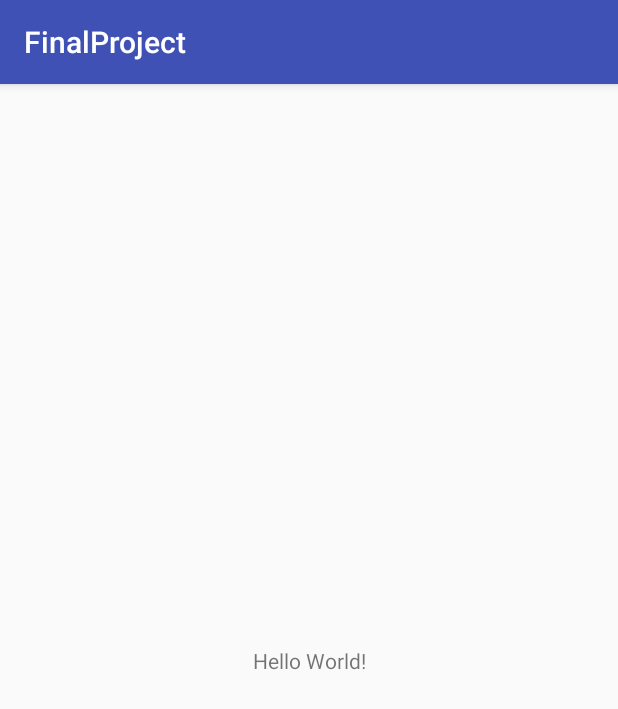
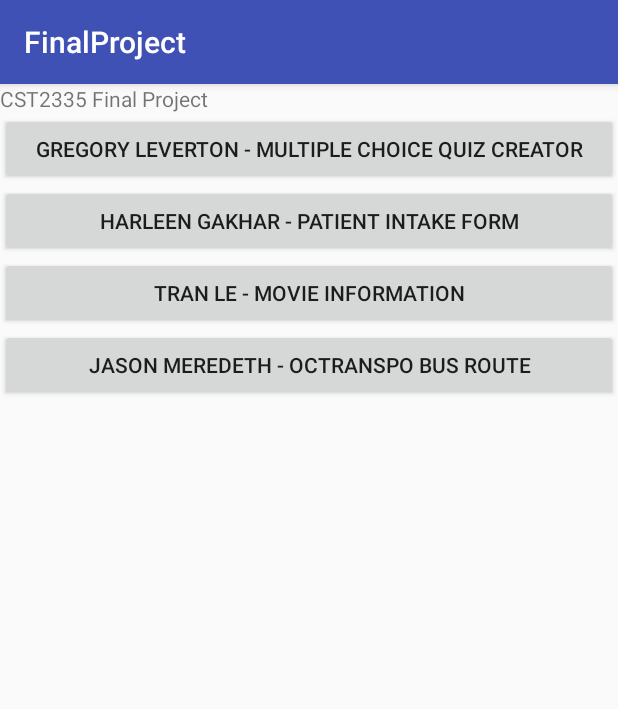
Before and after one commit to GregoryLeverton/finalProject, an Android app: the screen it shows after launch (StartActivity), on a phone screen of 412 x 824 dp. Shown: the top 709 px of the screen. Run offline under Robolectric (Android 15) with nearby library versions, the phone set to English and light mode, and no system bars.

Commit message:
Added buttons for the different activities

```diff
--- a/app/src/main/java/com/example/greg/finalproject/StartActivity.java
+++ b/app/src/main/java/com/example/greg/finalproject/StartActivity.java
@@ -2,6 +2,7 @@ package com.example.greg.finalproject;
 
 import android.support.v7.app.AppCompatActivity;
 import android.os.Bundle;
+import android.widget.Button;
 
 public class StartActivity extends AppCompatActivity {
 
@@ -9,5 +10,9 @@ public class StartActivity extends AppCompatActivity {
     protected void onCreate(Bundle savedInstanceState) {
         super.onCreate(savedInstanceState);
         setContentView(R.layout.activity_start);
+        Button buttonGreg = (Button)findViewById(R.id.greg);
+        Button buttonHarleen = (Button)findViewById(R.id.harleen);
+        Button buttonTran = (Button)findViewById(R.id.tran);
+        Button buttonJason = (Button)findViewById(R.id.jason);
     }
 }
--- a/app/src/main/res/layout/activity_start.xml
+++ b/app/src/main/res/layout/activity_start.xml
@@ -1,18 +1,40 @@
 <?xml version="1.0" encoding="utf-8"?>
-<android.support.constraint.ConstraintLayout xmlns:android="http://schemas.android.com/apk/res/android"
-    xmlns:app="http://schemas.android.com/apk/res-auto"
+<LinearLayout xmlns:android="http://schemas.android.com/apk/res/android"
     xmlns:tools="http://schemas.android.com/tools"
     android:layout_width="match_parent"
-    android:layout_height="match_parent"
+    android:layout_height="wrap_content"
+    android:orientation="vertical"
     tools:context="com.example.greg.finalproject.StartActivity">
 
     <TextView
         android:layout_width="wrap_content"
         android:layout_height="wrap_content"
-        android:text="Hello World!"
-        app:layout_constraintBottom_toBottomOf="parent"
-        app:layout_constraintLeft_toLeftOf="parent"
-        app:layout_constraintRight_toRightOf="parent"
-        app:layout_constraintTop_toTopOf="parent" />
+        android:text="@string/header"
+         />
+    <Button
+    android:id="@+id/greg"
+    android:layout_width="match_parent"
+    android:layout_height="wrap_content"
+    android:text="@string/gregButton"/>
 
-</android.support.constraint.ConstraintLayout>
+    <Button
+        android:id="@+id/harleen"
+        android:layout_width="match_parent"
+        android:layout_height="wrap_content"
+        android:text="@string/harleenButton"/>
+
+    <Button
+        android:id="@+id/tran"
+        android:layout_width="match_parent"
+        android:layout_height="wrap_content"
+        android:text="@string/tranButton"/>
+
+
+
+    <Button
+        android:id="@+id/jason"
+        android:layout_width="match_parent"
+        android:layout_height="wrap_content"
+        android:text="@string/jasonButton"/>
+
+</LinearLayout>
--- a/app/src/main/res/values/strings.xml
+++ b/app/src/main/res/values/strings.xml
@@ -1,3 +1,8 @@
 <resources>
     <string name="app_name">FinalProject</string>
+    <string name="header">CST2335 Final Project</string>
+    <string name="gregButton">Gregory Leverton - Multiple Choice Quiz Creator</string>
+    <string name="harleenButton">Harleen Gakhar - Patient Intake Form</string>
+    <string name="tranButton">Tran Le - Movie Information</string>
+    <string name="jasonButton">Jason Meredeth - OCTranspo Bus Route</string>
 </resources>
```
